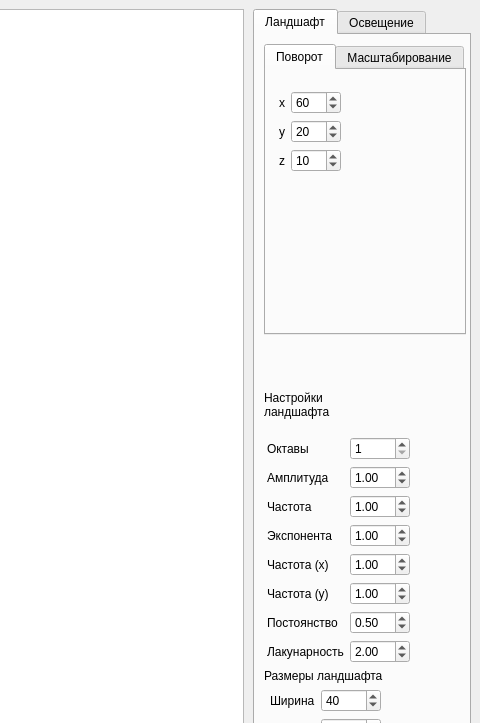
The window that cg_course/interface/mainwindow.ui (leontartykov/terrain_cg_course_project) describes before a commit, drawn with Qt 5; both pictures show x 666 to 1146 and y 0 to 723 of the 1146 by 820 pixel window.
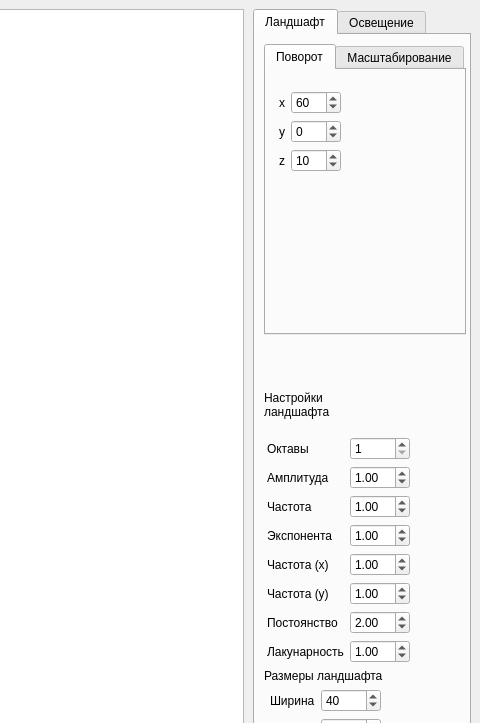
The same window after the commit.

What changed in the file:
```diff
--- a/cg_course/interface/mainwindow.ui
+++ b/cg_course/interface/mainwindow.ui
@@ -169,7 +169,7 @@
                    <number>360</number>
                   </property>
                   <property name="value">
-                   <number>20</number>
+                   <number>0</number>
                   </property>
                  </widget>
                 </item>
@@ -462,7 +462,7 @@
                <double>0.100000000000000</double>
               </property>
               <property name="value">
-               <double>0.500000000000000</double>
+               <double>2.000000000000000</double>
               </property>
              </widget>
             </item>
@@ -488,7 +488,7 @@
                <double>0.100000000000000</double>
               </property>
               <property name="value">
-               <double>2.000000000000000</double>
+               <double>1.000000000000000</double>
               </property>
              </widget>
             </item>
```
Left out of the diff: 18 changed lines with no effect on the pictures.
